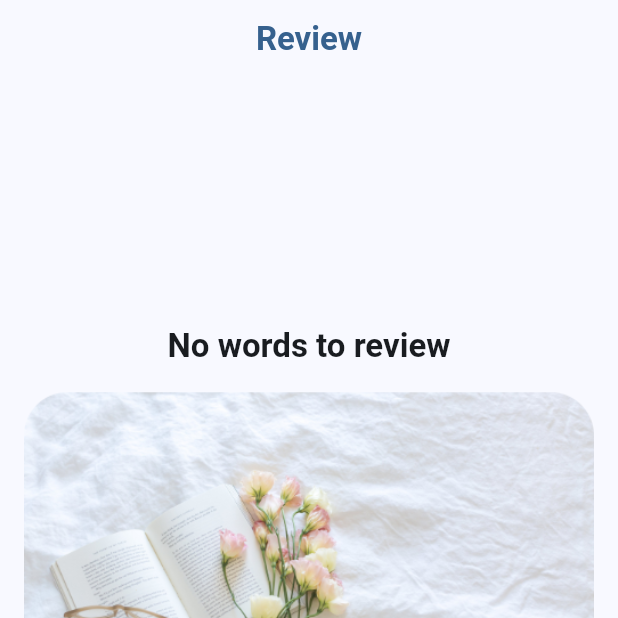
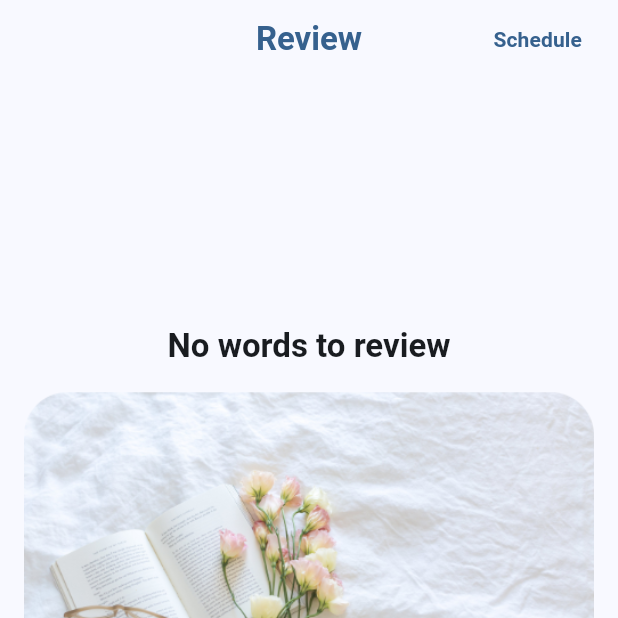
Before and after one commit to thanhlongzzz/grammar_polisher, a Flutter app: the ReviewScreen screen opened by its route, on a phone screen of 412 x 824 dp, the top half of it. Run offline on Flutter 3.47's test engine with Material 3 defaults, Android fonts, the phone set to English and light mode, and no system bars; our stand-ins replace audioplayers, bloc, connectivity_plus, dartz, dio, flutter_bloc and 11 more; missing offline and left inert: app_settings, flash_card, swipeable_page_route; accounts and stored records are empty; generated files the repository leaves out were written again; network calls fail; statements that could not run were skipped; project files that could hold a hidden picture were left out.

Commit message:
fix: move schedule button onto header

```diff
--- a/lib/ui/commons/app_header.dart
+++ b/lib/ui/commons/app_header.dart
@@ -20,11 +20,15 @@ class AppHeader extends StatelessWidget {
     return Padding(
       padding: const EdgeInsets.symmetric(vertical: 12.0, horizontal: 24),
       child: Stack(
+        alignment: Alignment.center,
         children: [
-          Center(child: Text(title, style: textTheme.titleLarge?.copyWith(
-            fontWeight: FontWeight.bold,
-            color: colorScheme.primary,
-          ))),
+          Text(
+            title,
+            style: textTheme.titleLarge?.copyWith(
+              fontWeight: FontWeight.bold,
+              color: colorScheme.primary,
+            ),
+          ),
           Row(
             children: [
               if (Navigator.of(context).canPop())
--- a/lib/ui/screens/review/review_screen.dart
+++ b/lib/ui/screens/review/review_screen.dart
@@ -19,9 +19,25 @@ class ReviewScreen extends StatelessWidget {
   Widget build(BuildContext context) {
     final vocabularyState = context.watch<VocabularyBloc>().state;
     final reviewWords = vocabularyState.words.where((word) => word.status == WordStatus.star).toList();
+    final textTheme = Theme.of(context).textTheme;
     final colorScheme = Theme.of(context).colorScheme;
     return BasePage(
       title: 'Review',
+      actions: [
+        GestureDetector(
+          onTap: () => _showScheduleModal(context, reviewWords),
+          child: Padding(
+            padding: const EdgeInsets.fromLTRB(8, 4, 0, 4),
+            child: Text(
+              'Schedule',
+              style: textTheme.titleSmall?.copyWith(
+                color: colorScheme.primary,
+                fontWeight: FontWeight.bold,
+              ),
+            ),
+          ),
+        )
+      ],
       child: reviewWords.isNotEmpty
           ? Column(
               crossAxisAlignment: CrossAxisAlignment.center,
@@ -37,11 +53,6 @@ class ReviewScreen extends StatelessWidget {
                       );
                     },
                   ),
-                ),
-                const SizedBox(height: 8),
-                TextButton(
-                  onPressed: () => _showScheduleModal(context, reviewWords),
-                  child: Text("Schedule reminders"),
                 ),
                 const SizedBox(height: 8),
                 RoundedButton(
```
